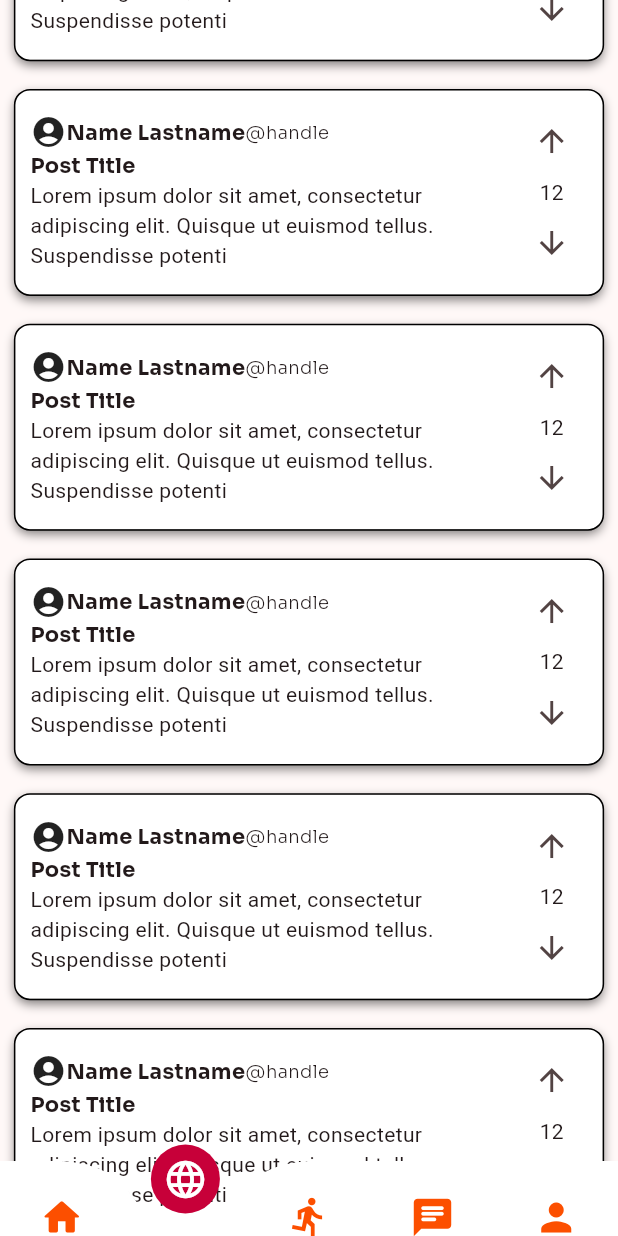
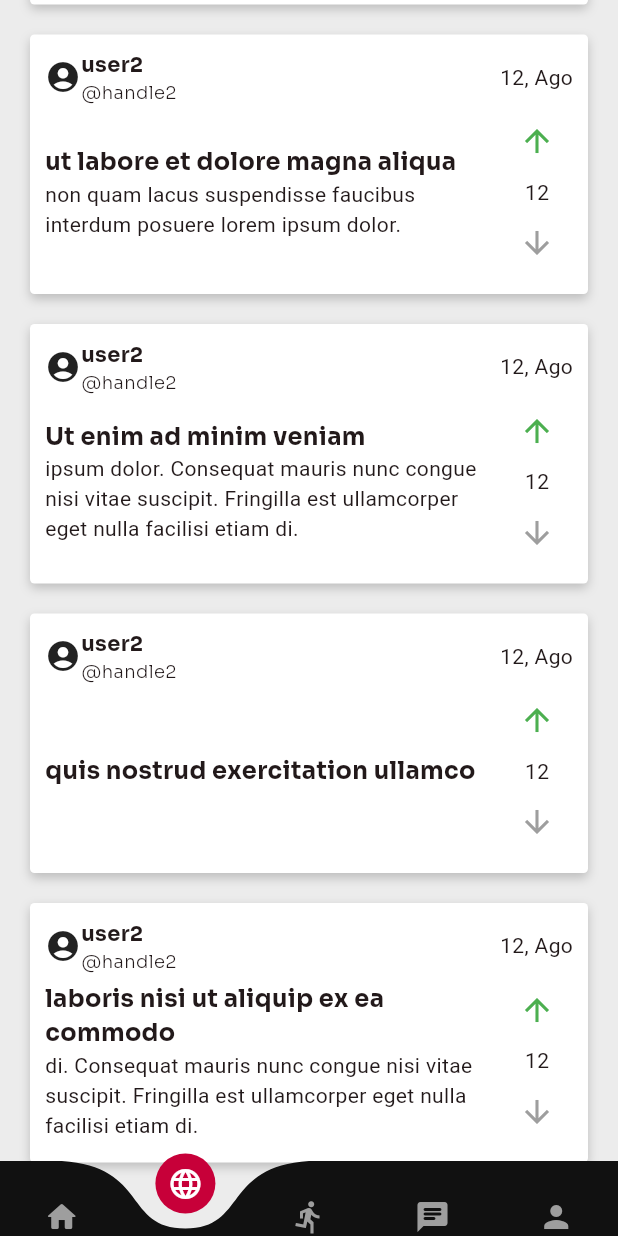
Before and after one commit to Sonya-c/sportlingo, a Flutter app: the screen it shows after launch, item 2 of the bottom bar chosen, scrolled down 576 dp, after a tap on the "arrow upward" icon, on a phone screen of 412 x 824 dp. Run offline on Flutter 3.47's test engine with Material 2 defaults, Android fonts, the light colour scheme and no system bars; drawn by our look-alikes of curved_navigation_bar; our stand-ins replace email_validator, flutter_svg, get, google_fonts, loggy, percent_indicator.

Commit message:
details home + feedpage

```diff
--- a/lib/main.dart
+++ b/lib/main.dart
@@ -3,6 +3,7 @@ import 'package:get/get.dart';
 import 'package:loggy/loggy.dart';
 import 'package:sportlingo/ui/app.dart';
 import 'package:sportlingo/ui/controllers/auth_controller.dart';
+import 'package:sportlingo/ui/controllers/posts_controller.dart';
 import 'package:sportlingo/ui/controllers/user_controller.dart';
 
 void main() {
@@ -16,6 +17,7 @@ void main() {
 
   Get.put(AuthController());
   Get.put(UserController());
+  Get.put(PostsController());
 
   runApp(const App());
 }
--- /dev/null
+++ b/lib/ui/controllers/posts_controller.dart
@@ -0,0 +1,92 @@
+import 'package:get/get.dart';
+import 'package:loggy/loggy.dart';
+
+class PostsController extends GetxController with UiLoggy {
+  setUser() {
+    loggy.info("Getting posts...");
+  }
+
+  final RxList posts = [
+    {
+      "username": "user0",
+      "handle": "handle0",
+      "title": "Lorem ipsum dolor sit amet",
+      "body":
+          "Consequat mauris nunc congue nisi vitae suscipit. Fringilla est ullamcorper eget nulla facilisi etiam di",
+      "date": "12, Ago",
+      "rating": 12,
+      "upvote": true,
+    },
+    {
+      "username": "user1",
+      "handle": "handle1",
+      "title": "Consectetur adipiscing elit",
+      "body":
+          "di amet facilisis magna etiam tempor orci eu lobortis. Nunc sed id semper risus in hendrerit gravida rutrum quisque non. ",
+      "date": "12, Ago",
+      "rating": 12,
+      "upvote": false,
+    },
+    {
+      "username": "user2",
+      "handle": "handle2",
+      "title": "Sed do eiusmod tempor incididunt",
+      "body": null,
+      "date": "12, Ago",
+      "rating": 12,
+      "upvote": true,
+    },
+    {
+      "username": "user2",
+      "handle": "handle2",
+      "title": "ut labore et dolore magna aliqua",
+      "body":
+          "non quam lacus suspendisse faucibus interdum posuere lorem ipsum dolor.",
+      "date": "12, Ago",
+      "rating": 12,
+      "upvote": true,
+    },
+    {
+      "username": "user2",
+      "handle": "handle2",
+      "title": "Ut enim ad minim veniam",
+      "body":
+          "ipsum dolor. Consequat mauris nunc congue nisi vitae suscipit. Fringilla est ullamcorper eget nulla facilisi etiam di.",
+      "date": "12, Ago",
+      "rating": 12,
+      "upvote": true,
+    },
+    {
+      "username": "user2",
+      "handle": "handle2",
+      "title": "quis nostrud exercitation ullamco",
+      "body": null,
+      "date": "12, Ago",
+      "rating": 12,
+      "upvote": true,
+    },
+    {
+      "username": "user2",
+      "handle": "handle2",
+      "title": "laboris nisi ut aliquip ex ea commodo",
+      "body":
+          "di. Consequat mauris nunc congue nisi vitae suscipit. Fringilla est ullamcorper eget nulla facilisi etiam di.",
+      "date": "12, Ago",
+      "rating": 12,
+      "upvote": true,
+    }
+  ].obs;
+
+  List get currentPosts => posts;
+
+  PostsController() {
+    // get current posts from use case
+  }
+
+  createPost(String title, String body) {
+    // call use case
+    // return: current posts
+  }
+
+  votePost() {}
+}
--- a/lib/ui/controllers/user_controller.dart
+++ b/lib/ui/controllers/user_controller.dart
@@ -6,15 +6,47 @@ class UserController extends GetxController with UiLoggy {
     loggy.info("Getting a user...");
   }
 
-  final distance = 1.3.obs;
+  final RxDouble distance = 2.0.obs;
+  final RxDouble goalDistance = 2.0.obs;
+  final Rx<Duration> time = const Duration(minutes: 25).obs;
+  final Rx<Duration> goalTime = const Duration(minutes: 25).obs;
+  final RxList activities = [
+    {
+      "distance": 0.1,
+      "time": const Duration(minutes: 5),
+    },
+    {
+      "distance": 0.2,
+      "time": const Duration(minutes: 10),
+    },
+    {
+      "distance": 1.0,
+      "time": const Duration(minutes: 10),
+    },
+  ].obs;
+
+  double get currentDistance => distance.value;
+  double get currentGoalDistance => goalDistance.value;
+  Duration get currentTime => time.value;
+  Duration get currentGoalTime => goalTime.value;
+  List get currentActivities => activities;
+
   UserController() {
     // get current distance from use case
     // get current time from use case
   }
 
-  registerActivity(double distance) {
+  registerActivity(double distance, Duration time) {
     // call use case
-
+    this.distance.value += distance;
+    this.time.value += time;
     // return: current distance, current time
   }
+
+  changeGoals(double goalDistance, Duration goalTime) {
+    // call use case
+    this.goalDistance.value = goalDistance;
+    this.goalTime.value = goalTime;
+    // return: current goal distance, current goal time
+  }
 }
--- a/lib/ui/pages/content/content.dart
+++ b/lib/ui/pages/content/content.dart
@@ -8,7 +8,7 @@ import 'package:sportlingo/ui/controllers/auth_controller.dart';
 import 'package:sportlingo/ui/pages/authentication/login_page.dart';
 import 'package:sportlingo/ui/pages/content/chats/chats_page.dart';
 import 'package:sportlingo/ui/pages/content/home_page.dart';
-import 'package:sportlingo/ui/pages/content/posts/posts_page.dart';
+import 'package:sportlingo/ui/pages/content/posts/feed_page.dart';
 import 'package:sportlingo/ui/pages/content/profile/profile_page.dart';
 import 'package:sportlingo/ui/pages/content/run/run_page.dart';
 import 'package:sportlingo/ui/utils/colors.dart';
@@ -44,7 +44,7 @@ class _ContentState extends State<Content> {
         },
         children: <Widget>[
           HomePage(),
-          const PostPage(),
+          FeedPage(),
           const RunPage(),
           const ChatsPage(),
           const ProfilePage(),
@@ -54,34 +54,29 @@ class _ContentState extends State<Content> {
       bottomNavigationBar: CurvedNavigationBar(
         backgroundColor: Colors.transparent,
         buttonBackgroundColor: magenta,
-        color: Colors.white,
+        color: const Color(0xFF111111),
         height: 50,
         index: _pageIndex,
         items: [
           Icon(
             Icons.home_rounded,
-            size: 30,
-            color: _pageIndex == 0 ? Colors.white : orange,
+            color: _pageIndex == 0 ? Colors.white : Colors.grey[500],
           ),
           Icon(
             Icons.language_rounded,
-            size: 30,
-            color: _pageIndex == 1 ? Colors.white : orange,
+            color: _pageIndex == 1 ? Colors.white : Colors.grey[500],
           ),
           Icon(
             Icons.directions_run,
-            size: 30,
-            color: _pageIndex == 2 ? Colors.white : orange,
+            color: _pageIndex == 2 ? Colors.white : Colors.grey[500],
           ),
           Icon(
             Icons.chat_rounded,
-            size: 30,
-            color: _pageIndex == 3 ? Colors.white : orange,
+            color: _pageIndex == 3 ? Colors.white : Colors.grey[500],
           ),
           Icon(
             Icons.person,
-            size: 30,
-            color: _pageIndex == 4 ? Colors.white : orange,
+            color: _pageIndex == 4 ? Colors.white : Colors.grey[500],
           ),
         ],
         animationDuration: const Duration(milliseconds: 200),
--- a/lib/ui/pages/content/home_page.dart
+++ b/lib/ui/pages/content/home_page.dart
@@ -1,10 +1,10 @@
 import 'package:flutter/material.dart';
 import 'package:get/get.dart';
 import 'package:sportlingo/ui/controllers/user_controller.dart';
-import 'package:sportlingo/ui/utils/colors.dart';
 import 'package:sportlingo/ui/utils/scroll_layout.dart';
-import 'package:sportlingo/ui/utils/text_styles.dart';
-import 'package:sportlingo/ui/widgets/daily_objetives.dart';
+import 'package:sportlingo/ui/widgets/summary_widgets/daily_objetives.dart';
+import 'package:sportlingo/ui/widgets/summary_widgets/recent_activities.dart';
+import 'package:sportlingo/ui/widgets/summary_widgets/top_posts.dart';
 
 class HomePage extends StatelessWidget {
   final _userController = Get.find<UserController>();
@@ -13,144 +13,25 @@ class HomePage extends StatelessWidget {
 
   @override
   Widget build(BuildContext context) {
-    return ScrollLayout(
-      padding: const EdgeInsets.all(10),
+    return Obx(
+      () => ScrollLayout(
         backgroundColor: const Color.fromARGB(255, 236, 236, 236),
         children: [
           DailyObjetives(
-          currentDistance: 1.3,
-          goalDistance: 2,
-          currentTime: const Duration(minutes: 30),
-          goalTime: Duration(minutes: 45),
+            currentDistance: _userController.currentDistance,
+            goalDistance: _userController.currentGoalDistance,
+            currentTime: _userController.currentTime,
+            goalTime: _userController.currentGoalTime,
           ),
-        const SizedBox(height: 15),
-        Container(
-          decoration: BoxDecoration(
-            borderRadius: BorderRadius.circular(10),
-            color: Colors.white,
-            boxShadow: [
-              BoxShadow(
-                color: Colors.black.withOpacity(0.5),
-                blurRadius: 5,
-                offset: const Offset(0, 3),
-              )
-            ],
+          RecentActivities(
+            activities: _userController.currentActivities,
           ),
-          padding: const EdgeInsets.all(10),
-          child: Column(
-            crossAxisAlignment: CrossAxisAlignment.start,
-            children: [
-              Text(
-                "Recent Activities",
-                style: blackOpsOne['l'],
-              ),
-              const SizedBox(height: 10),
-              Row(
-                mainAxisAlignment: MainAxisAlignment.spaceEvenly,
-                children: [
-                  const Icon(Icons.directions_run),
-                  Text(
-                    "1,3km",
-                    style: sora['n']!.copyWith(
-                      fontWeight: FontWeight.bold,
-                    ),
-                  ),
-                  Text(
-                    "00:00:00",
-                    style: sora['n']!,
-                  ),
-                ],
-              ),
-              const SizedBox(height: 10),
-              Row(
-                mainAxisAlignment: MainAxisAlignment.spaceEvenly,
-                children: [
-                  const Icon(Icons.directions_run),
-                  Text(
-                    "1,3km",
-                    style: sora['n']!.copyWith(
-                      fontWeight: FontWeight.bold,
-                    ),
-                  ),
-                  Text(
-                    "00:00:00",
-                    style: sora['n']!,
-                  ),
-                ],
-              ),
-              const SizedBox(height: 10),
-              Row(
-                mainAxisAlignment: MainAxisAlignment.spaceEvenly,
-                children: [
-                  const Icon(Icons.directions_run),
-                  Text(
-                    "1,3km",
-                    style: sora['n']!.copyWith(
-                      fontWeight: FontWeight.bold,
-                    ),
-                  ),
-                  Text(
-                    "00:00:00",
-                    style: sora['n']!,
-                  ),
-                ],
-              ),
-            ],
-          ),
-        ),
-        const SizedBox(height: 15),
-        Container(
-          decoration: BoxDecoration(
-            borderRadius: BorderRadius.circular(10),
-            color: Colors.white,
-            border: Border.all(
-              color: magenta,
-            ),
-            boxShadow: [
-              BoxShadow(
-                color: Colors.black.withOpacity(0.5),
-                blurRadius: 5,
-                offset: const Offset(0, 3),
-              )
-            ],
-          ),
-          padding: const EdgeInsets.all(10),
-          child: Column(
-            crossAxisAlignment: CrossAxisAlignment.start,
-            children: [
-              Text(
-                "Top Post",
-                style: blackOpsOne['l'],
-              ),
-              Column(
-                crossAxisAlignment: CrossAxisAlignment.start,
-                children: [
-                  Row(
-                    children: [
-                      Text(
-                        "Name Lastname",
-                        style: sora['n']!.copyWith(fontWeight: FontWeight.bold),
-                      ),
-                      Text(
-                        "@handle",
-                        style: sora['s'],
-                      ),
-                    ],
-                  ),
-                  const Text(
-                    "Lorem ipsum dolor sit amet, consectetur adipiscing elit. Quisque ut euismod tellus. Suspendisse potenti",
-                    maxLines: 2,
-                    overflow: TextOverflow.ellipsis,
-                  )
-                ],
-              ),
-            ],
-          ),
-        ),
+          const TopPosts(),
           const SizedBox(
             height: kBottomNavigationBarHeight,
           )
         ],
+      ),
     );
   }
 }
--- /dev/null
+++ b/lib/ui/pages/content/posts/feed_page.dart
@@ -0,0 +1,41 @@
+import 'package:flutter/material.dart';
+import 'package:get/get.dart';
+import 'package:sportlingo/ui/utils/scroll_layout.dart';
+import 'package:sportlingo/ui/widgets/posts_widgets/post_card.dart';
+import 'package:sportlingo/ui/controllers/posts_controller.dart';
+
+class FeedPage extends StatelessWidget {
+  final _postController = Get.find<PostsController>();
+
+  FeedPage({super.key});
+
+  @override
+  Widget build(BuildContext context) {
+    return Obx(
+      () => ScrollLayout(
+        backgroundColor: Color.fromARGB(255, 236, 236, 236),
+        children: [
+          ListView.builder(
+            shrinkWrap: true,
+            itemCount: _postController.currentPosts.length,
+            padding: const EdgeInsets.all(10),
+            itemBuilder: (context, index) {
+              return PostCard(
+                username: _postController.currentPosts[index]["username"],
+                handle: _postController.currentPosts[index]["handle"],
+                title: _postController.currentPosts[index]["title"],
+                body: _postController.currentPosts[index]["body"],
+                date: _postController.currentPosts[index]["date"],
+                rating: _postController.currentPosts[index]["rating"],
+                upvote: _postController.currentPosts[index]["upvote"],
+              );
+            },
+          ),
+          const SizedBox(
+            height: kBottomNavigationBarHeight,
+          )
+        ],
+      ),
+    );
+  }
+}
--- a/lib/ui/pages/content/posts/posts_page.dart
+++ /dev/null
@@ -1,25 +0,0 @@
-import 'package:flutter/material.dart';
-import 'package:sportlingo/ui/utils/scroll_layout.dart';
-import 'package:sportlingo/ui/widgets/posts_widgets/post_card.dart';
-
-class PostPage extends StatelessWidget {
-  const PostPage({super.key});
-
-  @override
-  Widget build(BuildContext context) {
-    return const ScrollLayout(
-      children: [
-        PostCard(),
-        PostCard(),
-        PostCard(),
-        PostCard(),
-        PostCard(),
-        PostCard(),
-        PostCard(),
-        PostCard(),
-        PostCard(),
-        PostCard(),
-      ],
-    );
-  }
-}
--- a/lib/ui/widgets/posts_widgets/post_card.dart
+++ b/lib/ui/widgets/posts_widgets/post_card.dart
@@ -2,26 +2,56 @@ import 'package:flutter/material.dart';
 import 'package:sportlingo/ui/utils/text_styles.dart';
 
 class PostCard extends StatelessWidget {
-  const PostCard({super.key});
+  final String username;
+  final String handle;
+  final String title;
+  final String? body;
+  final String date;
+  final int rating;
+  final bool upvote;
 
-  @override
-  Widget build(BuildContext context) {
-    return Container(
-      margin: const EdgeInsets.all(10),
-      decoration: BoxDecoration(
-        color: Colors.white,
-        borderRadius: BorderRadius.circular(10),
-        border: Border.all(color: Colors.black, strokeAlign: .5),
-        boxShadow: [
-          BoxShadow(
-            color: Colors.black.withOpacity(0.5),
-            blurRadius: 5,
-            offset: const Offset(0, 3),
+  const PostCard({
+    super.key,
+    required this.username,
+    required this.handle,
+    required this.title,
+    this.body,
+    required this.date,
+    required this.rating,
+    required this.upvote,
+  });
+
+  Widget postCardTitle() {
+    return Row(
+      mainAxisAlignment: MainAxisAlignment.spaceBetween,
+      children: [
+        Row(
+          children: [
+            const Icon(Icons.account_circle),
+            Column(
+              crossAxisAlignment: CrossAxisAlignment.start,
+              children: [
+                Text(
+                  username,
+                  style: sora['n']!.copyWith(
+                    fontWeight: FontWeight.bold,
+                  ),
+                ),
+                Text(
+                  "@$handle",
+                  style: sora['s'],
+                ),
+              ],
             )
           ],
         ),
-      padding: const EdgeInsets.all(10),
-      child: Row(
+        Text(date)
+      ],
+    );
+  }
+
+  Widget postCardBody() {
+    return Row(
       mainAxisAlignment: MainAxisAlignment.spaceBetween,
       children: [
         Expanded(
@@ -29,25 +59,14 @@ class PostCard extends StatelessWidget {
             crossAxisAlignment: CrossAxisAlignment.start,
             mainAxisSize: MainAxisSize.max,
             children: [
-                Row(
-                  children: [
-                    const Icon(Icons.account_circle),
               Text(
-                      "Name Lastname",
-                      style: sora['n']!.copyWith(fontWeight: FontWeight.bold),
+                title,
+                style: sora['m']!.copyWith(fontWeight: FontWeight.bold),
               ),
-                    Text(
-                      "@handle",
-                      style: sora['s'],
-                    ),
-                  ],
-                ),
-                Text(
-                  "Post Title",
-                  style: sora['n']!.copyWith(fontWeight: FontWeight.bold),
-                ),
-                const Text(
-                  "Lorem ipsum dolor sit amet, consectetur adipiscing elit. Quisque ut euismod tellus. Suspendisse potenti",
+              body == null
+                  ? const SizedBox()
+                  : Text(
+                      body!,
                       maxLines: 3,
                       overflow: TextOverflow.ellipsis,
                       softWrap: false,
@@ -58,12 +77,46 @@ class PostCard extends StatelessWidget {
         Column(
           children: [
             IconButton(
-                  onPressed: () {}, icon: const Icon(Icons.arrow_upward)),
-              const Text("12"),
+              onPressed: () {},
+              icon: const Icon(Icons.arrow_upward),
+              color: upvote ? Colors.green : Colors.grey,
+            ),
+            Text(rating.toString()),
             IconButton(
-                  onPressed: () {}, icon: const Icon(Icons.arrow_downward)),
+              onPressed: () {},
+              icon: const Icon(Icons.arrow_downward),
+              color: !upvote ? Colors.red : Colors.grey,
+            ),
           ],
         )
+      ],
+    );
+  }
+
+  @override
+  Widget build(BuildContext context) {
+    return Container(
+      decoration: BoxDecoration(
+        color: Colors.white,
+        borderRadius: BorderRadius.circular(3),
+        boxShadow: [
+          BoxShadow(
+            color: Colors.black.withOpacity(0.2),
+            blurRadius: 5,
+            offset: const Offset(0, 3),
+          )
+        ],
+      ),
+      margin: const EdgeInsets.symmetric(vertical: 10, horizontal: 10),
+      padding: const EdgeInsets.all(10),
+      child: Column(
+        children: [
+          Column(
+            children: [
+              postCardTitle(),
+              postCardBody(),
+            ],
+          ),
         ],
       ),
     );
--- a/lib/ui/widgets/daily_objetives.dart
+++ b/lib/ui/widgets/summary_widgets/daily_objetives.dart
@@ -21,15 +21,16 @@ class DailyObjetives extends StatelessWidget {
     return Container(
       decoration: BoxDecoration(
         gradient: orangeMagentaGradient,
-        borderRadius: BorderRadius.circular(10),
+        borderRadius: BorderRadius.circular(5),
         boxShadow: [
           BoxShadow(
-            color: Colors.black.withOpacity(0.5),
+            color: Colors.black.withOpacity(0.2),
             blurRadius: 5,
             offset: const Offset(0, 3),
           )
         ],
       ),
+      margin: const EdgeInsets.all(10),
       padding: const EdgeInsets.all(10),
       child: Column(
         crossAxisAlignment: CrossAxisAlignment.start,
--- /dev/null
+++ b/lib/ui/widgets/summary_widgets/recent_activities.dart
@@ -0,0 +1,69 @@
+import 'package:flutter/material.dart';
+import 'package:sportlingo/ui/utils/text_styles.dart';
+import 'package:sportlingo/ui/utils/utils.dart';
+
+class RecentActivities extends StatelessWidget {
+  final List activities;
+
+  const RecentActivities({super.key, required this.activities});
+
+  Widget activityRow(double distance, Duration duration) {
+    return Container(
+        margin: const EdgeInsets.symmetric(vertical: 10),
+        child: Row(
+          mainAxisAlignment: MainAxisAlignment.spaceEvenly,
+          children: [
+            const Icon(Icons.directions_run),
+            Text(
+              "$distance km",
+              style: sora['n']!.copyWith(
+                fontWeight: FontWeight.bold,
+              ),
+            ),
+            Text(
+              printDuration(duration),
+              style: sora['n']!,
+            ),
+          ],
+        ));
+  }
+
+  @override
+  Widget build(BuildContext context) {
+    return Container(
+      decoration: BoxDecoration(
+        borderRadius: BorderRadius.circular(5),
+        color: Colors.white,
+        boxShadow: [
+          BoxShadow(
+            color: Colors.black.withOpacity(0.2),
+            blurRadius: 5,
+            offset: const Offset(0, 3),
+          )
+        ],
+      ),
+      margin: const EdgeInsets.all(10),
+      padding: const EdgeInsets.all(10),
+      child: Column(
+        crossAxisAlignment: CrossAxisAlignment.start,
+        children: [
+          Text(
+            "Recent Activities",
+            style: blackOpsOne['l'],
+          ),
+          ListView.builder(
+            shrinkWrap: true,
+            itemCount: activities.length,
+            padding: const EdgeInsets.all(10),
+            itemBuilder: (context, index) {
+              return activityRow(
+                activities[index]['distance'],
+                activities[index]['time'],
+              );
+            },
+          ),
+        ],
+      ),
+    );
+  }
+}
--- /dev/null
+++ b/lib/ui/widgets/summary_widgets/top_posts.dart
@@ -0,0 +1,56 @@
+import 'package:flutter/material.dart';
+import 'package:sportlingo/ui/utils/text_styles.dart';
+
+class TopPosts extends StatelessWidget {
+  const TopPosts({super.key});
+
+  @override
+  Widget build(BuildContext context) {
+    return Container(
+      decoration: BoxDecoration(
+        borderRadius: BorderRadius.circular(5),
+        color: Colors.white,
+        boxShadow: [
+          BoxShadow(
+            color: Colors.black.withOpacity(0.2),
+            blurRadius: 5,
+            offset: const Offset(0, 3),
+          )
+        ],
+      ),
+      margin: const EdgeInsets.all(10),
+      padding: const EdgeInsets.all(10),
+      child: Column(
+        crossAxisAlignment: CrossAxisAlignment.start,
+        children: [
+          Text(
+            "Top Post",
+            style: blackOpsOne['l'],
+          ),
+          Column(
+            crossAxisAlignment: CrossAxisAlignment.start,
+            children: [
+              Row(
+                children: [
+                  Text(
+                    "Name Lastname",
+                    style: sora['n']!.copyWith(fontWeight: FontWeight.bold),
+                  ),
+                  Text(
+                    "@handle",
+                    style: sora['s'],
+                  ),
+                ],
+              ),
+              const Text(
+                "Lorem ipsum dolor sit amet, consectetur adipiscing elit. Quisque ut euismod tellus. Suspendisse potenti",
+                maxLines: 2,
+                overflow: TextOverflow.ellipsis,
+              )
+            ],
+          ),
+        ],
+      ),
+    );
+  }
+}
```
Lines whose indentation alone changed are shown as unchanged.
